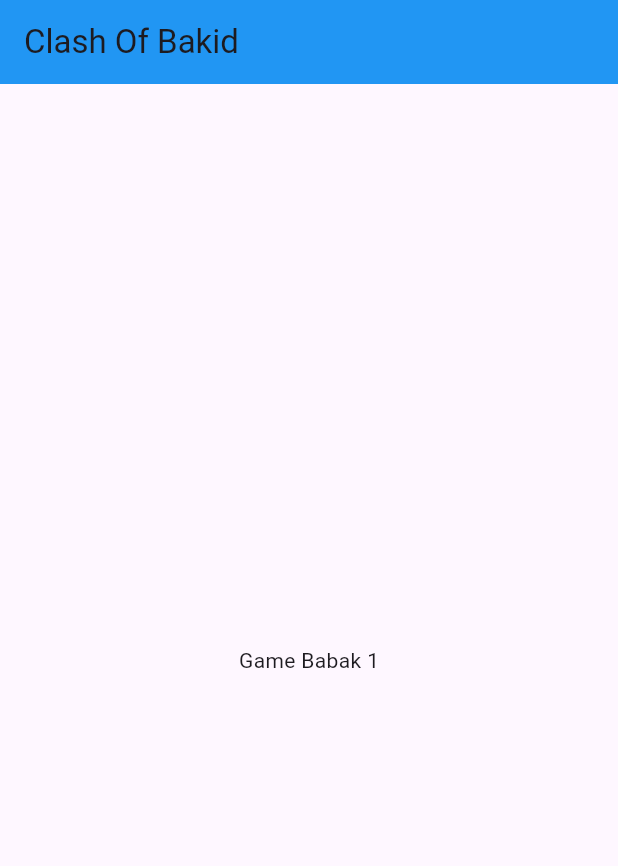
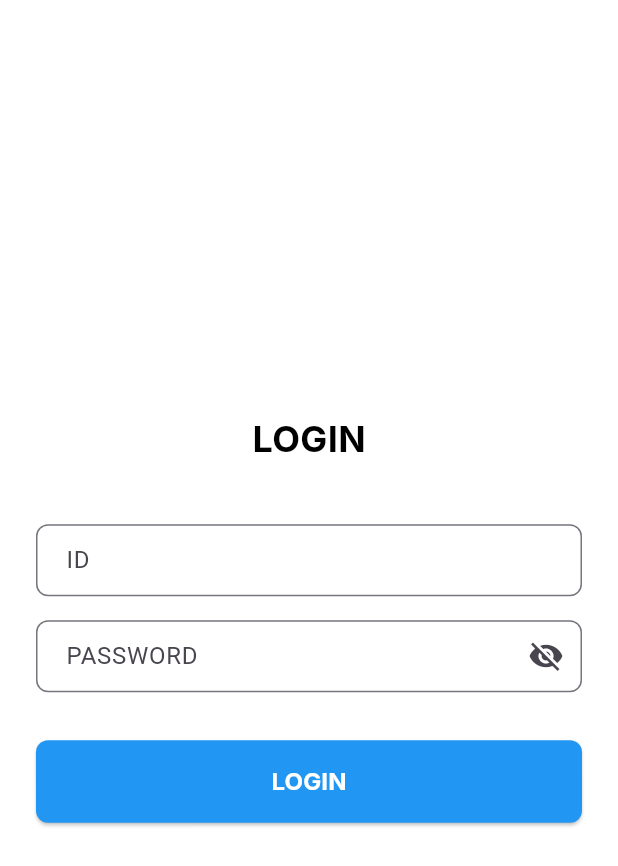
Before and after one commit to programmernusantara/coc, a Flutter app: the screen it shows after launch, on a phone screen of 412 x 824 dp. Shown: the top 866 px of the screen. Run offline on Flutter 3.47's test engine with Material 3 defaults, Android fonts, the light colour scheme and no system bars; our stand-ins replace flutter_riverpod, go_router, google_fonts, supabase_flutter; accounts and stored records are empty.

Commit message:
First Commit

```diff
--- /dev/null
+++ b/lib/app_router.dart
@@ -0,0 +1,18 @@
+import 'package:flutter_riverpod/flutter_riverpod.dart';
+import 'package:go_router/go_router.dart';
+import 'presentation/login_page.dart';
+import 'presentation/home_page.dart';
+
+final routerProvider = Provider<GoRouter>((ref) {
+  return GoRouter(
+    initialLocation: '/login',
+    routes: [
+      GoRoute(path: '/login', builder: (context, state) => const LoginPage()),
+      GoRoute(
+        path: '/home',
+        builder: (context, state) =>
+            HomePage(userData: state.extra as Map<String, dynamic>),
+      ),
+    ],
+  );
+});
--- a/lib/main.dart
+++ b/lib/main.dart
@@ -1,22 +1,29 @@
 import 'package:flutter/material.dart';
+import 'package:flutter_riverpod/flutter_riverpod.dart';
+import 'app_router.dart';
+import 'core/supabase_config.dart';
 
-void main() {
-  runApp(MyApp());
+void main() async {
+  WidgetsFlutterBinding.ensureInitialized();
+  await SupabaseConfig.initialize();
+
+  runApp(const ProviderScope(child: MyApp()));
 }
 
-class MyApp extends StatelessWidget {
+class MyApp extends ConsumerWidget {
   const MyApp({super.key});
+
   @override
-  Widget build(BuildContext context) {
-    return MaterialApp(
+  Widget build(BuildContext context, WidgetRef ref) {
+    final router = ref.watch(routerProvider);
+
+    return MaterialApp.router(
+      title: 'COC',
       debugShowCheckedModeBanner: false,
-      title: "Clash Of Bakid",
-      home: Scaffold(
-        appBar: AppBar(
-          title: const Text("Clash Of Bakid"),
-          backgroundColor: Colors.blue,
-        ),
-        body: Center(child: Text("Game Babak 1")),
+      routerConfig: router,
+      theme: ThemeData(
+        primarySwatch: Colors.blue,
+        visualDensity: VisualDensity.adaptivePlatformDensity,
       ),
     );
   }
--- /dev/null
+++ b/lib/presentation/login_page.dart
@@ -0,0 +1,163 @@
+import 'package:flutter/material.dart';
+import 'package:flutter_riverpod/flutter_riverpod.dart';
+import 'package:google_fonts/google_fonts.dart';
+import '../providers/auth_provider.dart';
+
+class LoginPage extends ConsumerStatefulWidget {
+  const LoginPage({super.key});
+
+  @override
+  ConsumerState<LoginPage> createState() => _LoginPageState();
+}
+
+class _LoginPageState extends ConsumerState<LoginPage> {
+  final _formKey = GlobalKey<FormState>();
+  final _idController = TextEditingController();
+  final _passwordController = TextEditingController();
+  bool _isLoading = false;
+  bool _obscurePassword = true;
+
+  Future<void> _login() async {
+    if (!_formKey.currentState!.validate()) return;
+
+    setState(() => _isLoading = true);
+    try {
+      final userData = await ref
+          .read(authProvider)
+          .signInWithIdPassword(
+            userId: _idController.text.trim(),
+            password: _passwordController.text.trim(),
+          );
+
+      // Navigasi ke home dengan membawa data user
+      if (mounted) {
+        Navigator.pushReplacementNamed(context, '/home', arguments: userData);
+      }
+    } catch (e) {
+      if (mounted) {
+        ScaffoldMessenger.of(
+          context,
+        ).showSnackBar(SnackBar(content: Text(e.toString())));
+      }
+    } finally {
+      if (mounted) {
+        setState(() => _isLoading = false);
+      }
+    }
+  }
+
+  @override
+  void dispose() {
+    _idController.dispose();
+    _passwordController.dispose();
+    super.dispose();
+  }
+
+  @override
+  Widget build(BuildContext context) {
+    return Scaffold(
+      backgroundColor: Colors.white,
+      body: Center(
+        child: SingleChildScrollView(
+          padding: const EdgeInsets.all(24.0),
+          child: Form(
+            key: _formKey,
+            child: Column(
+              mainAxisAlignment: MainAxisAlignment.center,
+              children: [
+                Text(
+                  'LOGIN',
+                  style: GoogleFonts.inter(
+                    fontSize: 24,
+                    fontWeight: FontWeight.bold,
+                    color: Colors.black,
+                  ),
+                ),
+                const SizedBox(height: 40),
+                TextFormField(
+                  controller: _idController,
+                  decoration: InputDecoration(
+                    labelText: 'ID',
+                    border: OutlineInputBorder(
+                      borderRadius: BorderRadius.circular(8),
+                    ),
+                    contentPadding: const EdgeInsets.symmetric(
+                      horizontal: 16,
+                      vertical: 12,
+                    ),
+                  ),
+                  validator: (value) {
+                    if (value == null || value.isEmpty) {
+                      return 'Masukkan ID Anda';
+                    }
+                    return null;
+                  },
+                ),
+                const SizedBox(height: 16),
+                TextFormField(
+                  controller: _passwordController,
+                  obscureText: _obscurePassword,
+                  decoration: InputDecoration(
+                    labelText: 'PASSWORD',
+                    border: OutlineInputBorder(
+                      borderRadius: BorderRadius.circular(8),
+                    ),
+                    contentPadding: const EdgeInsets.symmetric(
+                      horizontal: 16,
+                      vertical: 12,
+                    ),
+                    suffixIcon: IconButton(
+                      icon: Icon(
+                        _obscurePassword
+                            ? Icons.visibility_off
+                            : Icons.visibility,
+                      ),
+                      onPressed: () {
+                        setState(() {
+                          _obscurePassword = !_obscurePassword;
+                        });
+                      },
+                    ),
+                  ),
+                  validator: (value) {
+                    if (value == null || value.isEmpty) {
+                      return 'Masukkan password Anda';
+                    }
+                    if (value.length < 6) {
+                      return 'Password minimal 6 karakter';
+                    }
+                    return null;
+                  },
+                ),
+                const SizedBox(height: 32),
+                SizedBox(
+                  width: double.infinity,
+                  child: ElevatedButton(
+                    onPressed: _isLoading ? null : _login,
+                    style: ElevatedButton.styleFrom(
+                      backgroundColor: Colors.blue,
+                      padding: const EdgeInsets.symmetric(vertical: 16),
+                      shape: RoundedRectangleBorder(
+                        borderRadius: BorderRadius.circular(8),
+                      ),
+                    ),
+                    child: _isLoading
+                        ? const CircularProgressIndicator(color: Colors.white)
+                        : Text(
+                            'LOGIN',
+                            style: GoogleFonts.inter(
+                              fontSize: 16,
+                              fontWeight: FontWeight.bold,
+                              color: Colors.white,
+                            ),
+                          ),
+                  ),
+                ),
+              ],
+            ),
+          ),
+        ),
+      ),
+    );
+  }
+}
--- a/pubspec.yaml
+++ b/pubspec.yaml
@@ -34,6 +34,10 @@ dependencies:
   # The following adds the Cupertino Icons font to your application.
   # Use with the CupertinoIcons class for iOS style icons.
   cupertino_icons: ^1.0.8
+  flutter_riverpod: ^2.6.1
+  go_router: ^16.0.0
+  supabase_flutter: ^2.9.1
+  google_fonts: ^6.2.1
 
 dev_dependencies:
   flutter_test:
```
Also changed, not shown: lib/core/supabase_config.dart (added, +13 -0 lines), lib/presentation/home_page.dart (added, +44 -0 lines), lib/providers/auth_provider.dart (added, +38 -0 lines), pubspec.lock, 5 other files.
